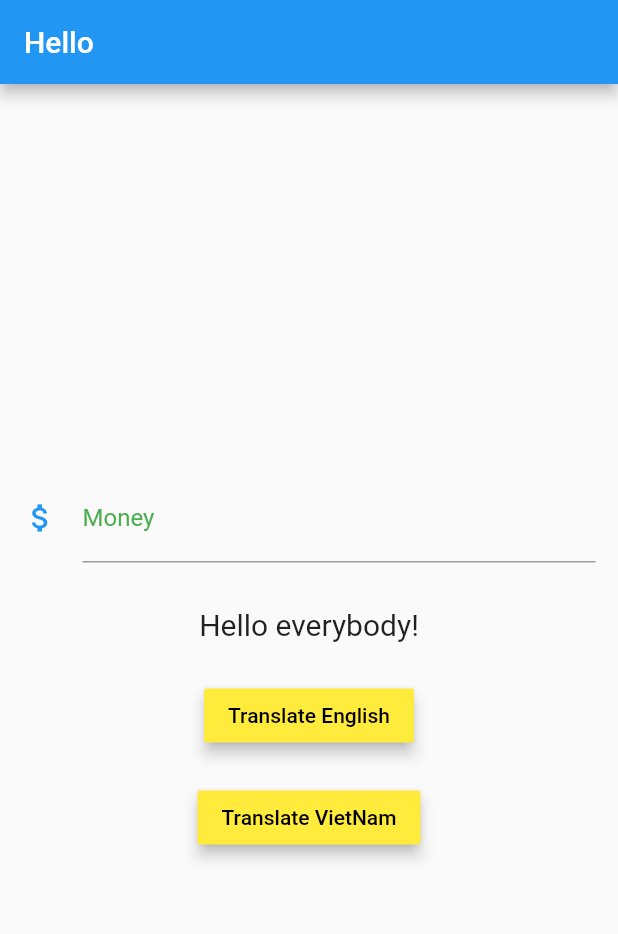
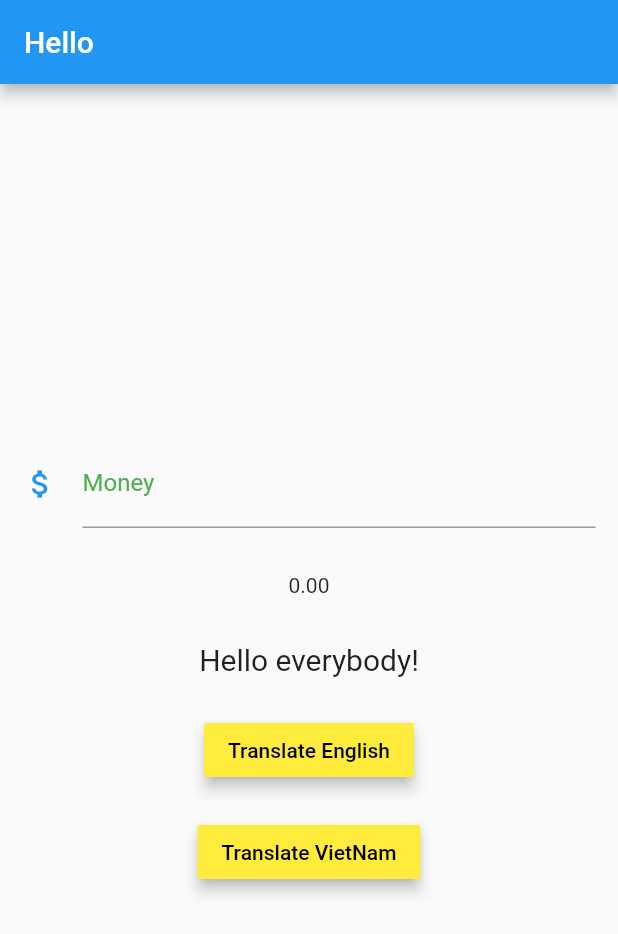
Before and after one commit to huubao2309/utils_for_app, a Flutter app: the screen it shows after launch, on a phone screen of 412 x 824 dp. Shown: the top 934 px of the screen. Run offline on Flutter 3.47's test engine with Material 2 defaults, Android fonts, the phone set to English and light mode, and no system bars; our stand-ins replace easy_localization.

Commit message:
change format currency in flutter

```diff
--- a/lib/screen/demo_multi_language.dart
+++ b/lib/screen/demo_multi_language.dart
@@ -7,9 +7,29 @@ class MultiLanguagePage extends StatefulWidget {
 }
 
 class _MultiLanguagePageState extends State<MultiLanguagePage> {
+  TextEditingController _textEditingController = new TextEditingController();
+
+  @override
+  void initState() {
+    super.initState();
+    _textEditingController = TextEditingController();
+  }
+
+  void dispose() {
+    _textEditingController.dispose();
+    super.dispose();
+  }
+
   @override
   Widget build(BuildContext context) {
-    TextEditingController _textEditingController = new TextEditingController();
+    String formatText = NumberFormat.currency(
+            locale: EasyLocalization.of(context).locale.languageCode,
+            symbol: '')
+        .format(
+      (_textEditingController.text.isEmpty
+          ? 0
+          : double.parse(_textEditingController.text)),
+    );
     return Scaffold(
       appBar: AppBar(
         title: Text('title').tr(context: context),
@@ -33,11 +53,17 @@ class _MultiLanguagePageState extends State<MultiLanguagePage> {
                     color: Colors.blue,
                   ),
                 ),
-                onChanged: (String string) {
+                onChanged: (string) {
                   setState(() {
-                    // TODO
+                    // TODO: Bug can't change with dot decimal: 123.45 with Vietnamese
                   });
                 },
+              ),
+            ),
+            Padding(
+              padding: const EdgeInsets.all(15.0),
+              child: Text(
+                formatText,
               ),
             ),
             Padding(
```
